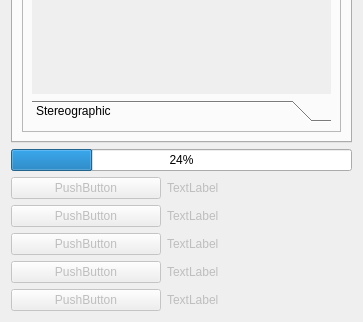
Old version of the form core/formtoolbox.ui in the repository hvanruys/EUMETCastView; both pictures show x 0 to 363 and y 725 to 1047 of the 363 by 1047 pixel window.
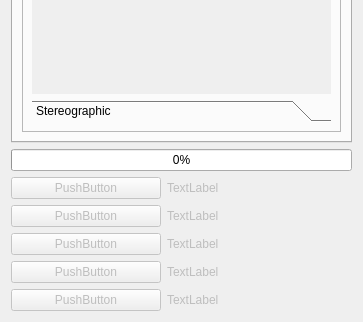
New version of the form. The open tabs and pages were chosen to show the change.

```diff
--- a/core/formtoolbox.ui
+++ b/core/formtoolbox.ui
@@ -4005,7 +4005,7 @@
      <item>
       <widget class="QProgressBar" name="pbProgress">
        <property name="value">
-        <number>24</number>
+        <number>0</number>
        </property>
       </widget>
      </item>
```
Left out of the diff: 2 changed lines with no effect on the pictures.
